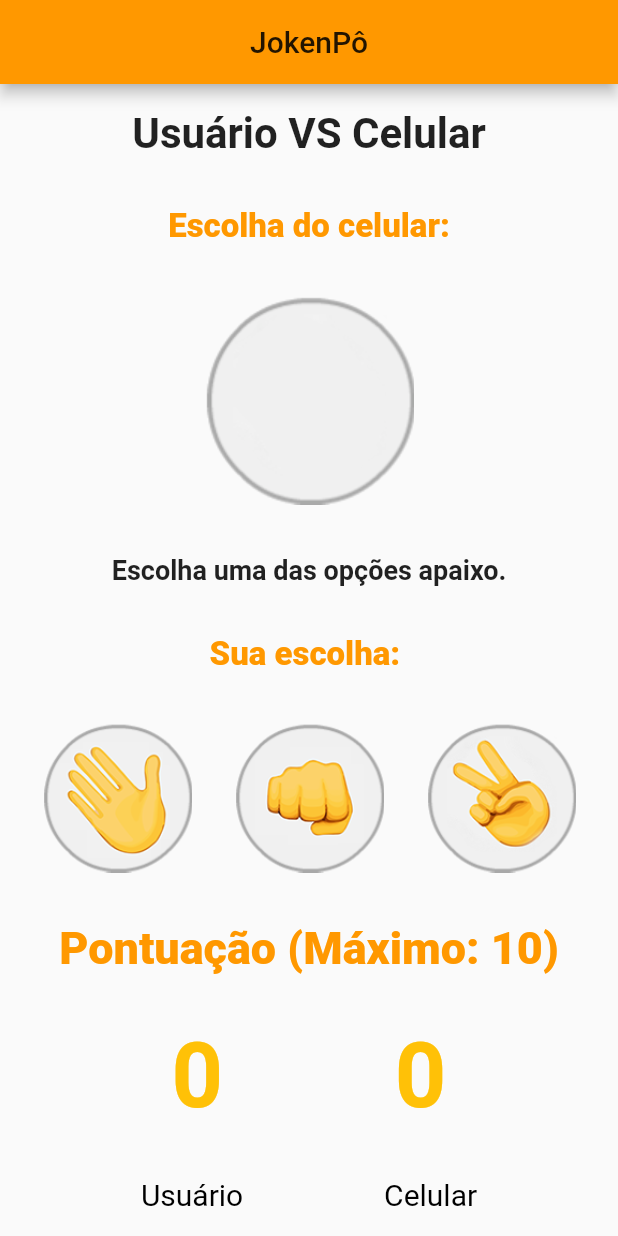
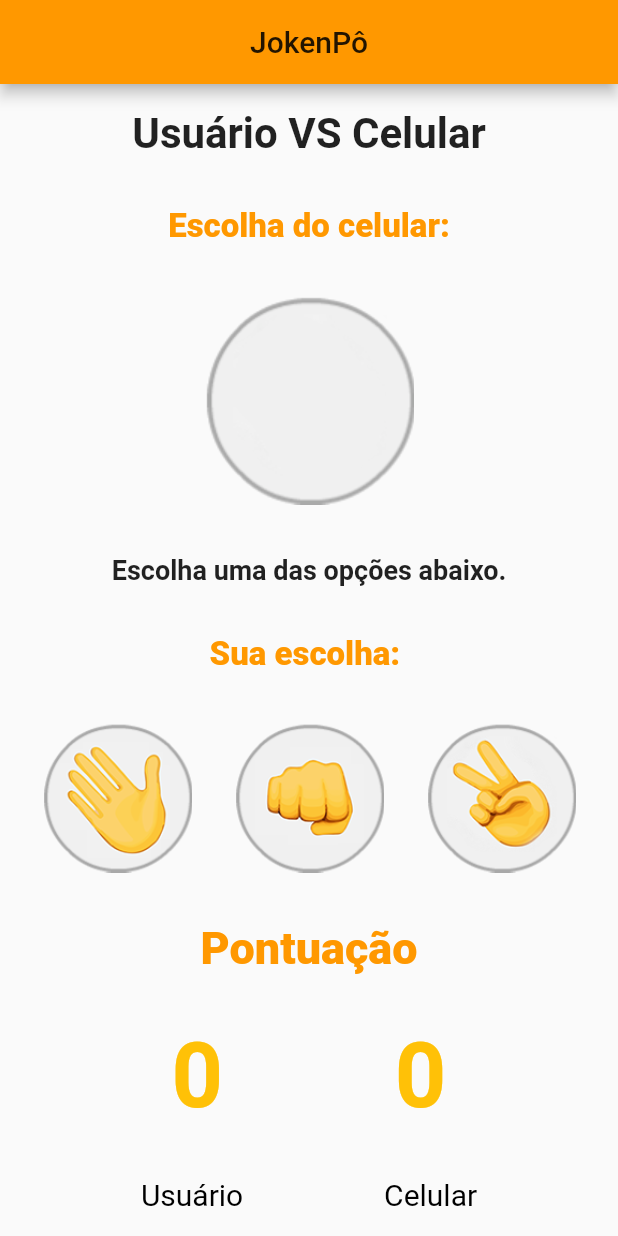
Before and after one commit to feliper2002/Projetos-Flutter, a Flutter app: the screen it shows after launch, on a phone screen of 412 x 824 dp. Run offline on Flutter 3.47's test engine with Material 2 defaults, Android fonts, the phone set to English and light mode, and no system bars.

Commit message:
JokenPô

```diff
--- a/jokenpo_app/lib/main.dart
+++ b/jokenpo_app/lib/main.dart
@@ -1,4 +1,4 @@
 import 'package:flutter/material.dart';
-import 'package:jokenpo_app/screens/screen.dart';
+import 'package:JokenPo/screens/screen.dart';
 
 void main() => runApp(HomeScreenApp());
--- a/jokenpo_app/lib/screens/screen.dart
+++ b/jokenpo_app/lib/screens/screen.dart
@@ -1,5 +1,5 @@
 import 'package:flutter/material.dart';
-import 'package:jokenpo_app/styles/text_styles.dart';
+import 'package:JokenPo/styles/text_styles.dart';
 import 'dart:math';
 
 class HomeScreenApp extends StatelessWidget {
@@ -22,7 +22,7 @@ class _HomeScreenState extends State<HomeScreen> {
   final String _titleApp = 'JokenPô';
   var score_user = 0, score_cel = 0;
   var _imagemApp = AssetImage('images/padrao.png');
-  var _message = 'Escolha uma das opções apaixo.';
+  var _message = 'Escolha uma das opções abaixo.';
 
   void _selectedOption(String choiceUser) {
     var options = [
@@ -125,7 +125,7 @@ class _HomeScreenState extends State<HomeScreen> {
                 child: Image.asset('images/tesoura.png', width: 100),
               ),
             ]),
-            Text('Pontuação (Máximo: 10)', style: estilo_pontuacao),
+            Text('Pontuação', style: estilo_pontuacao),
             Row(
               mainAxisAlignment: MainAxisAlignment.spaceEvenly,
               children: [
--- a/jokenpo_app/pubspec.yaml
+++ b/jokenpo_app/pubspec.yaml
@@ -1,4 +1,4 @@
-name: jokenpo_app
+name: JokenPo
 description: Jogue JokenPô, o famoso 'pedra-papel-tesoura',  no seu celular!
 
 # The following line prevents the package from being accidentally published to
@@ -15,7 +15,7 @@ publish_to: 'none' # Remove this line if you wish to publish to pub.dev
 # In iOS, build-name is used as CFBundleShortVersionString while build-number used as CFBundleVersion.
 # Read more about iOS versioning at
 # https://developer.apple.com/library/archive/documentation/General/Reference/InfoPlistKeyReference/Articles/CoreFoundationKeys.html
-version: 1.0.0+1
+version: 1.0.1+1
 
 environment:
   sdk: ">=2.7.0 <3.0.0"
```
